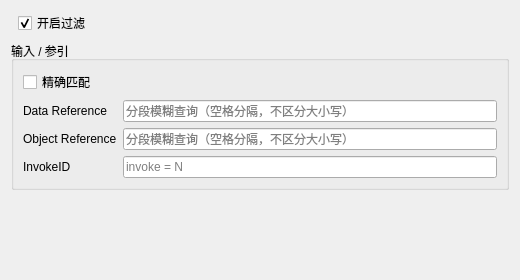
The window that ui/qt/mms_general_filter_widget.ui (marshalyyx2000/wireshark) describes before a commit, drawn with Qt 5.
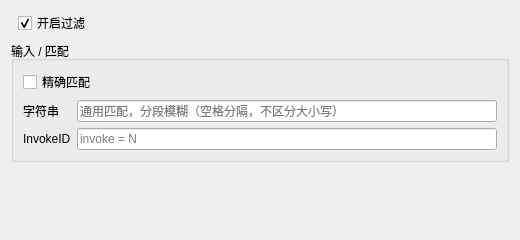
The same window after the commit.

Commit message:
Unify MMS general filter to one string box OR InvokeID.
Use a single payload matches expression for segmented fuzzy search so directory listings like GGIO are found without the costly multi-field lower() scan.

What changed in the file:
```diff
--- a/ui/qt/mms_general_filter_widget.ui
+++ b/ui/qt/mms_general_filter_widget.ui
@@ -7,7 +7,7 @@
     <x>0</x>
     <y>0</y>
     <width>520</width>
-    <height>280</height>
+    <height>240</height>
    </rect>
   </property>
   <layout class="QVBoxLayout" name="verticalLayout">
@@ -35,7 +35,7 @@
    <item>
     <widget class="QGroupBox" name="refGroup">
      <property name="title">
-      <string>输入 / 参引</string>
+      <string>输入 / 匹配</string>
      </property>
      <layout class="QFormLayout" name="refLayout">
       <item row="0" column="0" colspan="2">
@@ -59,14 +59,14 @@
       <item row="1" column="0">
        <widget class="QLabel" name="dataRefLabel">
         <property name="text">
-         <string>Data Reference</string>
+         <string>字符串</string>
         </property>
        </widget>
       </item>
       <item row="1" column="1">
        <widget class="QLineEdit" name="dataRefEdit">
         <property name="placeholderText">
-         <string>分段模糊查询（空格分隔，不区分大小写）</string>
+         <string>通用匹配，分段模糊（空格分隔，不区分大小写）</string>
         </property>
         <property name="clearButtonEnabled">
          <bool>true</bool>
@@ -74,30 +74,13 @@
        </widget>
       </item>
       <item row="2" column="0">
-       <widget class="QLabel" name="objRefLabel">
-        <property name="text">
-         <string>Object Reference</string>
-        </property>
-       </widget>
-      </item>
-      <item row="2" column="1">
-       <widget class="QLineEdit" name="objRefEdit">
-        <property name="placeholderText">
-         <string>分段模糊查询（空格分隔，不区分大小写）</string>
-        </property>
-        <property name="clearButtonEnabled">
-         <bool>true</bool>
-        </property>
-       </widget>
-      </item>
-      <item row="3" column="0">
        <widget class="QLabel" name="invokeIdLabel">
         <property name="text">
          <string>InvokeID</string>
         </property>
        </widget>
       </item>
-      <item row="3" column="1">
+      <item row="2" column="1">
        <widget class="QLineEdit" name="invokeIdEdit">
         <property name="placeholderText">
          <string>invoke = N</string>
```
Left out of the diff: 4 changed lines with no effect on the pictures. The commit also changes 5 other files.
